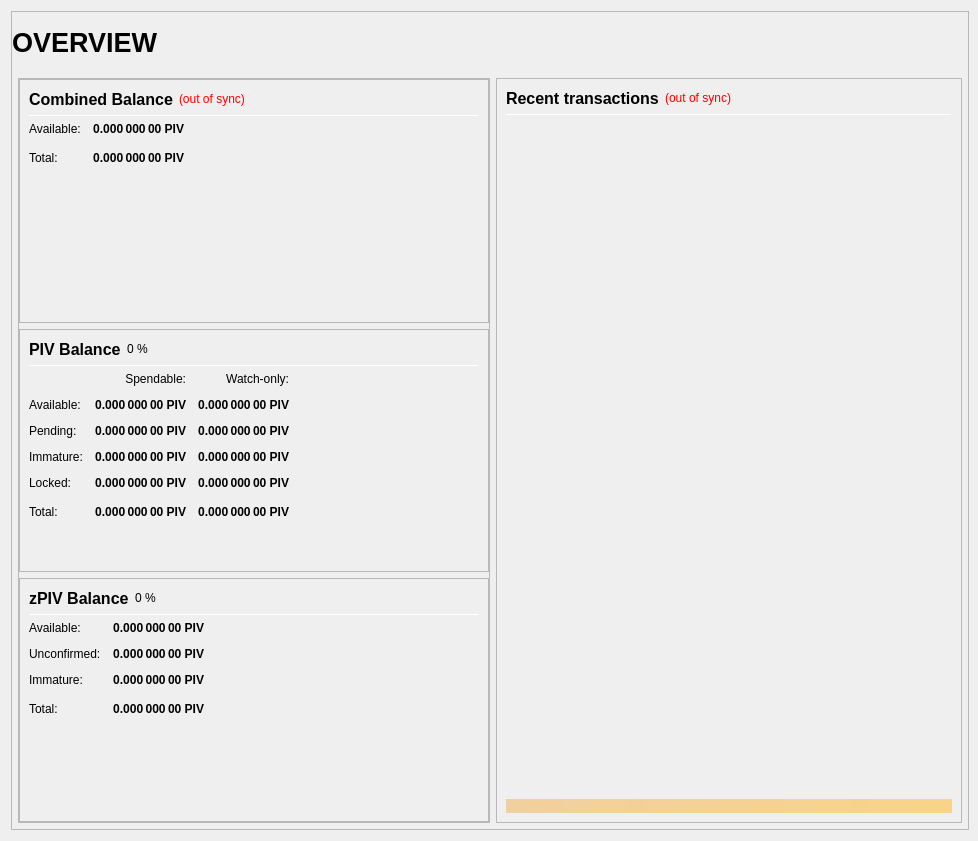
The window that src/qt/forms/overviewpage.ui (bytzcurrency/slate) describes before a commit, drawn with Qt 5.
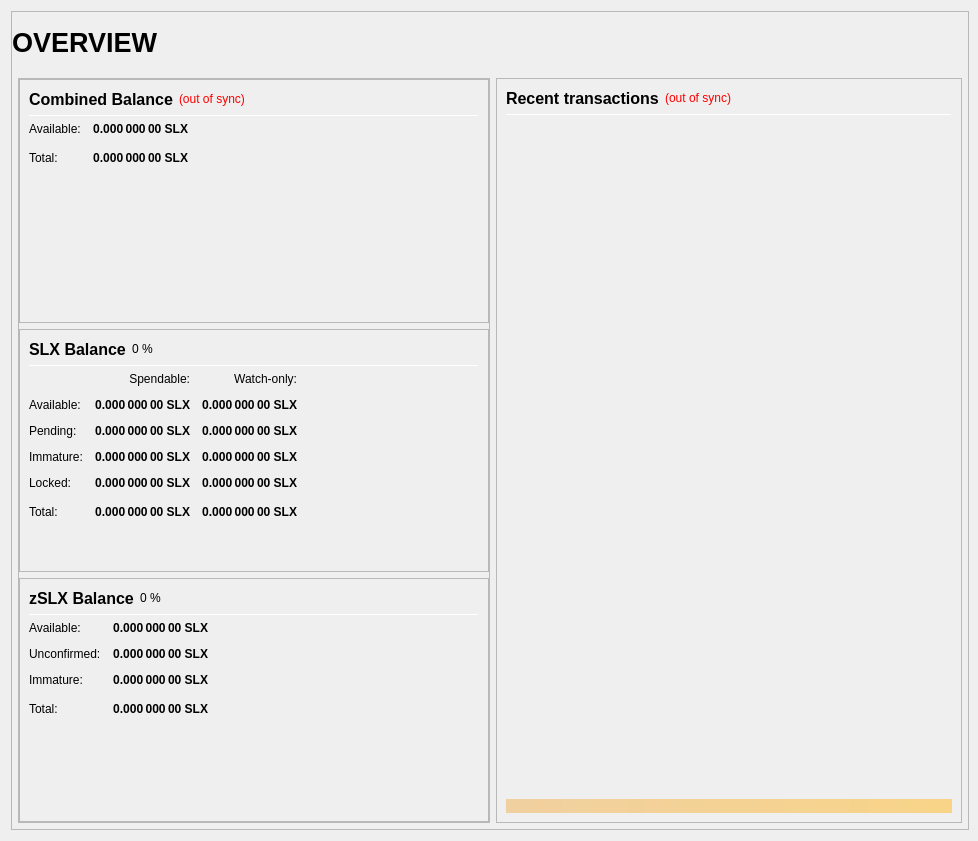
The same window after the commit.

```diff
--- a/src/qt/forms/overviewpage.ui
+++ b/src/qt/forms/overviewpage.ui
@@ -333,7 +333,7 @@
                           <string>Your current spendable balance</string>
                          </property>
                          <property name="text">
-                          <string notr="true">0.000 000 00 PIV</string>
+                          <string notr="true">0.000 000 00 SLX</string>
                          </property>
                          <property name="alignment">
                           <set>Qt::AlignRight|Qt::AlignTrailing|Qt::AlignVCenter</set>
@@ -365,7 +365,7 @@
                           <string>Total Balance, including all unavailable coins.</string>
                          </property>
                          <property name="text">
-                          <string notr="true">0.000 000 00 PIV</string>
+                          <string notr="true">0.000 000 00 SLX</string>
                          </property>
                          <property name="alignment">
                           <set>Qt::AlignRight|Qt::AlignTrailing|Qt::AlignVCenter</set>
@@ -433,7 +433,7 @@
                           </font>
                          </property>
                          <property name="text">
-                          <string>PIV Balance</string>
+                          <string>SLX Balance</string>
                          </property>
                         </widget>
                        </item>
@@ -525,7 +525,7 @@
                           <string>Your current spendable balance</string>
                          </property>
                          <property name="text">
-                          <string notr="true">0.000 000 00 PIV</string>
+                          <string notr="true">0.000 000 00 SLX</string>
                          </property>
                          <property name="alignment">
                           <set>Qt::AlignRight|Qt::AlignTrailing|Qt::AlignVCenter</set>
@@ -550,7 +550,7 @@
                           <string>Your current balance in watch-only addresses</string>
                          </property>
                          <property name="text">
-                          <string notr="true">0.000 000 00 PIV</string>
+                          <string notr="true">0.000 000 00 SLX</string>
                          </property>
                          <property name="alignment">
                           <set>Qt::AlignRight|Qt::AlignTrailing|Qt::AlignVCenter</set>
@@ -582,7 +582,7 @@
                           <string>Total of transactions that have yet to be confirmed, and do not yet count toward the spendable balance</string>
                          </property>
                          <property name="text">
-                          <string notr="true">0.000 000 00 PIV</string>
+                          <string notr="true">0.000 000 00 SLX</string>
                          </property>
                          <property name="alignment">
                           <set>Qt::AlignRight|Qt::AlignTrailing|Qt::AlignVCenter</set>
@@ -607,7 +607,7 @@
                           <string>Unconfirmed transactions to watch-only addresses</string>
                          </property>
                          <property name="text">
-                          <string notr="true">0.000 000 00 PIV</string>
+                          <string notr="true">0.000 000 00 SLX</string>
                          </property>
                          <property name="alignment">
                           <set>Qt::AlignRight|Qt::AlignTrailing|Qt::AlignVCenter</set>
@@ -639,7 +639,7 @@
                           <string>Staked or masternode rewards that has not yet matured</string>
                          </property>
                          <property name="text">
-                          <string notr="true">0.000 000 00 PIV</string>
+                          <string notr="true">0.000 000 00 SLX</string>
                          </property>
                          <property name="alignment">
                           <set>Qt::AlignRight|Qt::AlignTrailing|Qt::AlignVCenter</set>
@@ -664,7 +664,7 @@
                           <string>Staked or masternode rewards in watch-only addresses that has not yet matured</string>
                          </property>
                          <property name="text">
-                          <string notr="true">0.000 000 00 PIV</string>
+                          <string notr="true">0.000 000 00 SLX</string>
                          </property>
                          <property name="alignment">
                           <set>Qt::AlignRight|Qt::AlignTrailing|Qt::AlignVCenter</set>
@@ -699,7 +699,7 @@
                           <string>Locked PIV or Masternode collaterals. These are excluded from zPIV minting.</string>
                          </property>
                          <property name="text">
-                          <string notr="true">0.000 000 00 PIV</string>
+                          <string notr="true">0.000 000 00 SLX</string>
                          </property>
                          <property name="alignment">
                           <set>Qt::AlignRight|Qt::AlignTrailing|Qt::AlignVCenter</set>
@@ -724,7 +724,7 @@
                           <string>Current locked balance in watch-only addresses</string>
                          </property>
                          <property name="text">
-                          <string notr="true">0.000 000 00 PIV</string>
+                          <string notr="true">0.000 000 00 SLX</string>
                          </property>
                          <property name="alignment">
                           <set>Qt::AlignRight|Qt::AlignTrailing|Qt::AlignVCenter</set>
@@ -759,7 +759,7 @@
                           <string>Your current PIVX balance, unconfirmed and immature transactions included</string>
                          </property>
                          <property name="text">
-                          <string notr="true">0.000 000 00 PIV</string>
+                          <string notr="true">0.000 000 00 SLX</string>
                          </property>
                          <property name="alignment">
                           <set>Qt::AlignRight|Qt::AlignTrailing|Qt::AlignVCenter</set>
@@ -784,7 +784,7 @@
                           <string>Current total balance in watch-only addresses</string>
                          </property>
                          <property name="text">
-                          <string notr="true">0.000 000 00 PIV</string>
+                          <string notr="true">0.000 000 00 SLX</string>
                          </property>
                          <property name="alignment">
                           <set>Qt::AlignRight|Qt::AlignTrailing|Qt::AlignVCenter</set>
@@ -852,7 +852,7 @@
                           </font>
                          </property>
                          <property name="text">
-                          <string>zPIV Balance</string>
+                          <string>zSLX Balance</string>
                          </property>
                         </widget>
                        </item>
@@ -926,7 +926,7 @@
 These zPIV are spendable.</string>
                          </property>
                          <property name="text">
-                          <string notr="true">0.000 000 00 PIV</string>
+                          <string notr="true">0.000 000 00 SLX</string>
                          </property>
                          <property name="alignment">
                           <set>Qt::AlignRight|Qt::AlignTrailing|Qt::AlignVCenter</set>
@@ -957,7 +957,7 @@
 Immature: confirmed, but less than 1 mint of the same denomination after it was minted</string>
                          </property>
                          <property name="text">
-                          <string notr="true">0.000 000 00 PIV</string>
+                          <string notr="true">0.000 000 00 SLX</string>
                          </property>
                          <property name="alignment">
                           <set>Qt::AlignRight|Qt::AlignTrailing|Qt::AlignVCenter</set>
@@ -988,7 +988,7 @@
 Immature: confirmed, but less than 1 mint of the same denomination after it was minted</string>
                          </property>
                          <property name="text">
-                          <string notr="true">0.000 000 00 PIV</string>
+                          <string notr="true">0.000 000 00 SLX</string>
                          </property>
                          <property name="alignment">
                           <set>Qt::AlignRight|Qt::AlignTrailing|Qt::AlignVCenter</set>
@@ -1020,7 +1020,7 @@
                           <string>Your current zPIV balance, unconfirmed and immature zPIV included.</string>
                          </property>
                          <property name="text">
-                          <string notr="true">0.000 000 00 PIV</string>
+                          <string notr="true">0.000 000 00 SLX</string>
                          </property>
                          <property name="alignment">
                           <set>Qt::AlignRight|Qt::AlignTrailing|Qt::AlignVCenter</set>
```
Left out of the diff: 24 changed lines with no effect on the pictures.
